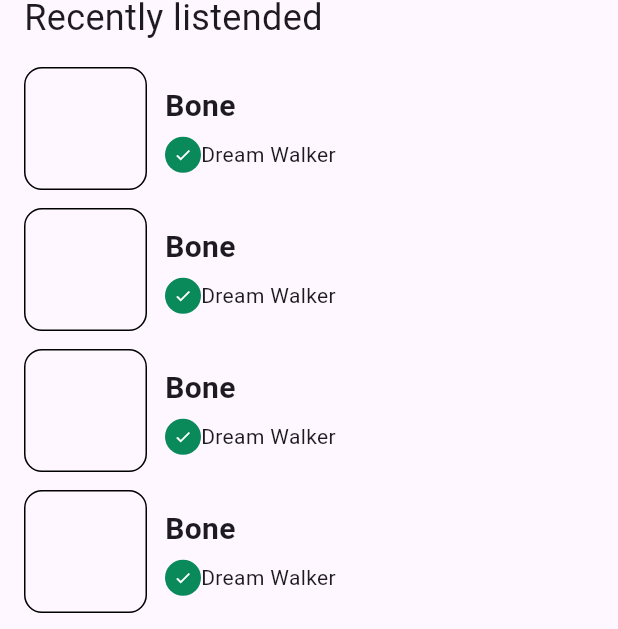
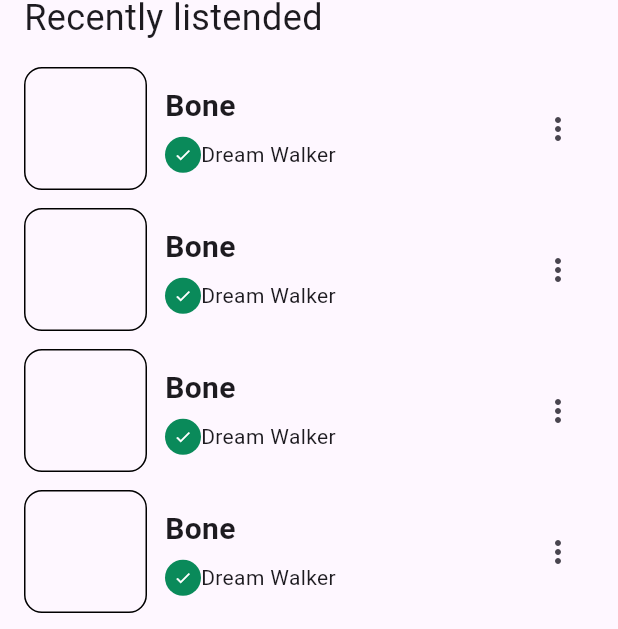
Before and after one commit to JAICHANGPARK/flutter_notebook_chapter_43, a Flutter app: the MusicPlayerIdmPage widget shown alone on an empty page, opened directly, on a phone screen of 412 x 824 dp. Shown: the part 560-1189 px from the top of the screen. Run offline on Flutter 3.47's test engine with Material 3 defaults, Android fonts, the phone set to English and light mode, and no system bars; our stand-ins replace gap, hugeicons.

Commit message:
Update music_player_idm_page.dart

```diff
--- a/lib/ep2157_music_player_app/ui/home/widgets/music_player_idm_page.dart
+++ b/lib/ep2157_music_player_app/ui/home/widgets/music_player_idm_page.dart
@@ -178,7 +178,9 @@ class MusicPlayerIdmPage extends StatelessWidget {
                                 ],
                               )
                             ],
-                        ))
+                          ),
+                        ),
+                        IconButton(onPressed: (){}, icon: Icon(Icons.more_vert),)
                       ],
                     ),
                   );
```
Lines whose indentation alone changed are shown as unchanged.
